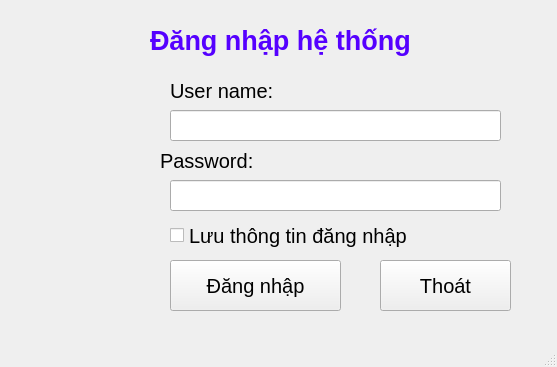
Qt form salesmanagement/ui/LoginMainWindow.ui (Rubinnz/ML-in-Business) before a commit.
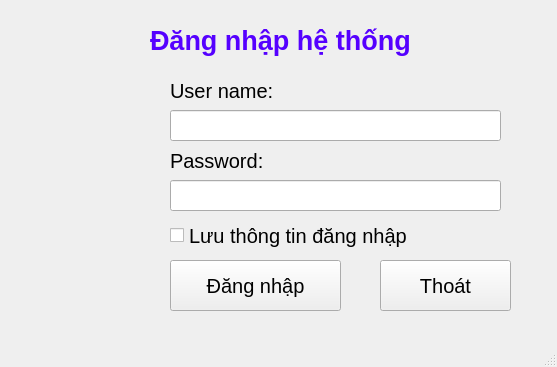
The same form after that commit. Icons and pictures are not drawn.

```diff
--- a/salesmanagement/ui/LoginMainWindow.ui
+++ b/salesmanagement/ui/LoginMainWindow.ui
@@ -46,7 +46,7 @@
      <rect>
       <x>170</x>
       <y>70</y>
-      <width>111</width>
+      <width>131</width>
       <height>41</height>
      </rect>
     </property>
@@ -95,7 +95,7 @@
    <widget class="QLabel" name="label_3">
     <property name="geometry">
      <rect>
-      <x>160</x>
+      <x>170</x>
       <y>140</y>
       <width>111</width>
       <height>41</height>
```
Left out of the diff: 2 changed lines with no effect on the pictures.
